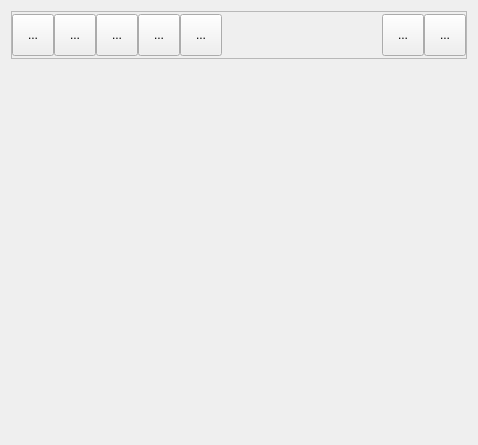
First picture: the form in bulmages/bulmatpv/plugins/pluginbt_mesas/distromesasbase.ui, repository eboladev/Bulmages-1, before the edit.
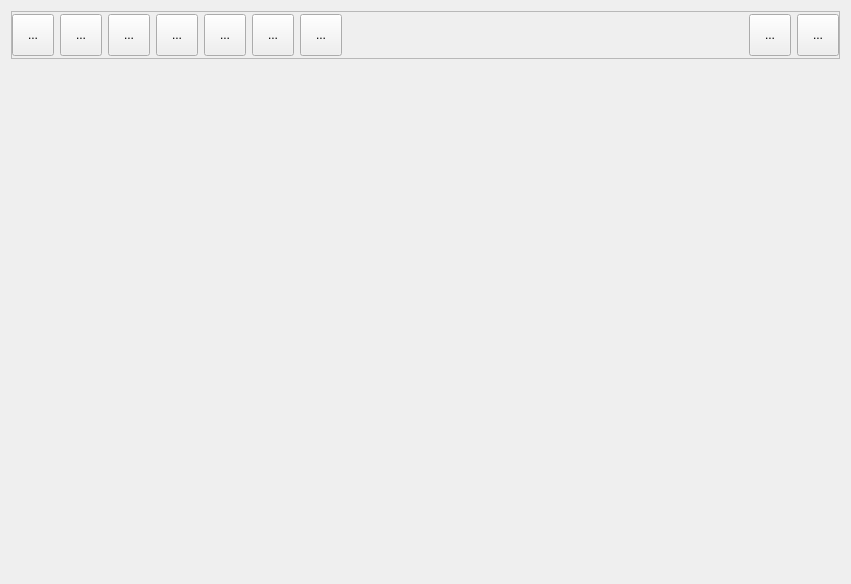
Second picture: the form after the edit. Icons and pictures are not drawn.

Commit message: Agrego soporte para multiples pantallas en el pluginbt_mesas. Este cambio agrega la opcion de nueva pantalla y eliminar pantalla. Las pantallas son almacenadas en el XML como un parametro en las mesas, asi que para sistemas ya en marcha hay que modificar el xml a mano y agregar <PANTALLA>xxxx</PANTALLA> en todas las mesas

What changed in the file:
```diff
--- a/bulmages/bulmatpv/plugins/pluginbt_mesas/distromesasbase.ui
+++ b/bulmages/bulmatpv/plugins/pluginbt_mesas/distromesasbase.ui
@@ -6,8 +6,8 @@
    <rect>
     <x>0</x>
     <y>0</y>
-    <width>478</width>
-    <height>445</height>
+    <width>851</width>
+    <height>584</height>
    </rect>
   </property>
   <property name="windowTitle">
@@ -41,9 +41,6 @@
       <enum>QFrame::Raised</enum>
      </property>
      <layout class="QHBoxLayout" name="horizontalLayout">
-      <property name="spacing">
-       <number>0</number>
-      </property>
       <property name="margin">
        <number>0</number>
       </property>
@@ -207,6 +204,73 @@
         </property>
        </widget>
       </item>
+      <item>
+       <widget class="QToolButton" name="mui_nuevapantalla">
+        <property name="minimumSize">
+         <size>
+          <width>42</width>
+          <height>42</height>
+         </size>
+        </property>
+        <property name="maximumSize">
+         <size>
+          <width>42</width>
+          <height>42</height>
+         </size>
+        </property>
+        <property name="toolTip">
+         <string>Añadir Pantalla</string>
+        </property>
+        <property name="text">
+         <string>...</string>
+        </property>
+        <property name="icon">
+         <iconset resource="../../../bulmages_oxygen.qrc">
+          <normaloff>:/BfBulmaFact48x48/images/png/48x48/i_bulmages_impresion.48x48.png</normaloff>:/BfBulmaFact48x48/images/png/48x48/i_bulmages_impresion.48x48.png</iconset>
+        </property>
+        <property name="iconSize">
+         <size>
+          <width>32</width>
+          <height>32</height>
+         </size>
+        </property>
+       </widget>
+      </item>
+      <item>
+       <widget class="QToolButton" name="mui_eliminarpantalla">
+        <property name="minimumSize">
+         <size>
+          <width>42</width>
+          <height>42</height>
+         </size>
+        </property>
+        <property name="maximumSize">
+         <size>
+          <width>42</width>
+          <height>42</height>
+         </size>
+        </property>
+        <property name="toolTip">
+         <string>Eliminar Pantalla</string>
+        </property>
+        <property name="text">
+         <string>...</string>
+        </property>
+        <property name="icon">
+         <iconset resource="../../../bulmages_oxygen.qrc">
+          <normaloff>:/BfBulmaFact48x48/images/png/48x48/i_bulmages_impresion.48x48.png</normaloff>:/BfBulmaFact48x48/images/png/48x48/i_bulmages_impresion.48x48.png</iconset>
+        </property>
+        <property name="iconSize">
+         <size>
+          <width>32</width>
+          <height>32</height>
+         </size>
+        </property>
+       </widget>
+      </item>
+      <item>
+       <layout class="QHBoxLayout" name="mui_espaciopantallas"/>
+      </item>
       <item>
        <spacer name="horizontalSpacer">
         <property name="orientation">
```
The commit also changes 2 other files.
